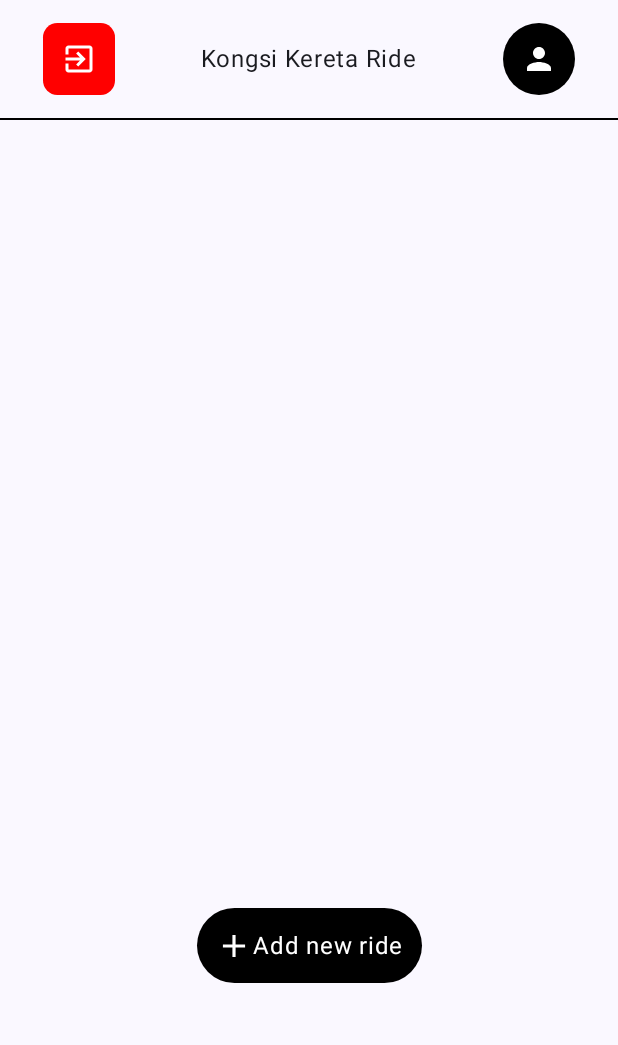
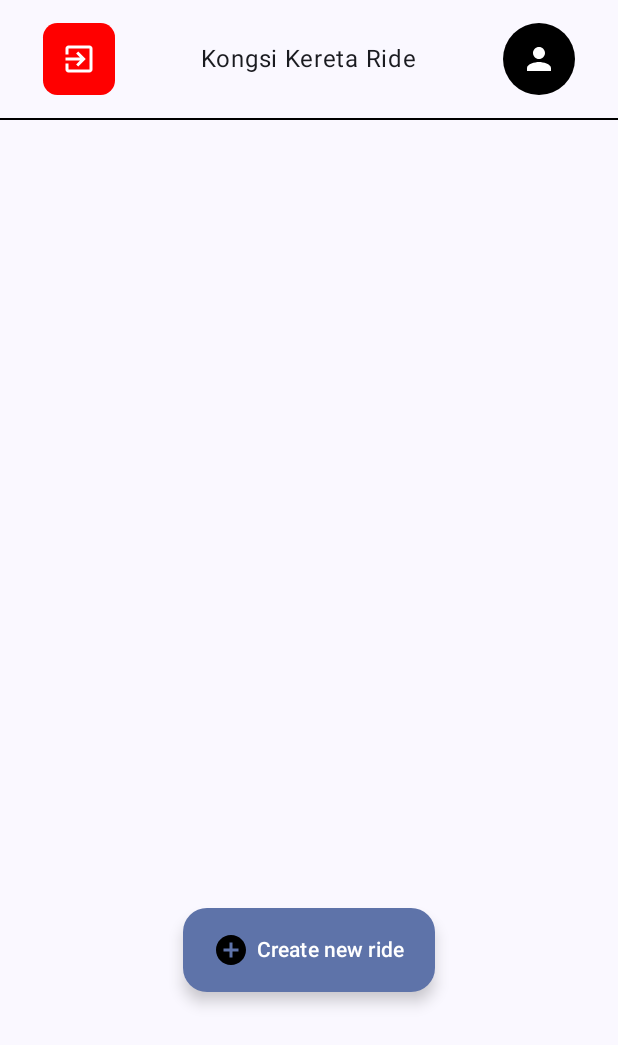
Before and after one commit to ExoticPengy/Kongsi-Kereta-Practice, an Android app built with Jetpack Compose: the Driver screen opened through its navigation route, on a phone screen of 412 x 824 dp. Shown: the top 1045 px of the screen. Run offline under Robolectric (Android 15) with nearby library versions, the phone set to English and light mode, and no system bars; our stand-ins replace Firebase (no records; nobody signed in at launch, a user with empty details on screens opened directly); pictures from the network do not load.

```diff
--- a/app/build.gradle.kts
+++ b/app/build.gradle.kts
@@ -2,6 +2,7 @@ plugins {
     alias(libs.plugins.androidApplication)
     alias(libs.plugins.jetbrainsKotlinAndroid)
     id("com.google.gms.google-services")
+    id("org.jetbrains.kotlin.plugin.serialization") version "1.8.10"
 }
 
 android {
@@ -74,4 +75,9 @@ dependencies {
     debugImplementation(libs.androidx.ui.test.manifest)
     implementation("io.coil-kt:coil-compose:2.7.0")
     implementation ("androidx.compose.material:material-icons-extended")
+    implementation("com.squareup.retrofit2:retrofit:2.9.0")
+    implementation("com.jakewharton.retrofit:retrofit2-kotlinx-serialization-converter:1.0.0")
+    implementation("com.squareup.okhttp3:okhttp:4.11.0")
+    implementation("org.jetbrains.kotlinx:kotlinx-serialization-json:1.5.1")
+
 }
--- a/app/src/main/java/com/example/kongsikeretapractice/AuthViewModel.kt
+++ b/app/src/main/java/com/example/kongsikeretapractice/AuthViewModel.kt
@@ -36,10 +36,10 @@ class AuthViewModel: ViewModel() {
     }
 
     private fun checkAuth() {
+        updateAuthState(authState = "Loading")
        if (auth.currentUser != null) {
            getUserIc(auth.currentUser!!.email ?: "")
            uid = getUserId()
-           updateAuthState(authState = "Authenticated")
        }
        else {
            updateAuthState(authState = "Unauthenticated")
@@ -118,12 +118,14 @@ class AuthViewModel: ViewModel() {
             for (doc in docs) {
                 userIc = doc.toObject<RegisterViewModel.DriverInfo>().ic
             }
+            updateAuthState(authState = "Authenticated")
         }
 
         ridersRef.whereEqualTo("email", email).get().addOnSuccessListener {  docs ->
             for (doc in docs) {
                 userIc = doc.toObject<RegisterViewModel.UserInfo>().ic
             }
+            updateAuthState(authState = "Authenticated")
         }
     }
 }
--- a/app/src/main/java/com/example/kongsikeretapractice/Driver.kt
+++ b/app/src/main/java/com/example/kongsikeretapractice/Driver.kt
@@ -16,6 +16,9 @@ import androidx.compose.foundation.lazy.items
 import androidx.compose.foundation.shape.RoundedCornerShape
 import androidx.compose.material.icons.Icons
 import androidx.compose.material.icons.filled.AccessTime
+import androidx.compose.material.icons.filled.Add
+import androidx.compose.material.icons.filled.AddCircle
+import androidx.compose.material.icons.filled.AddCircleOutline
 import androidx.compose.material.icons.filled.Check
 import androidx.compose.material.icons.filled.Create
 import androidx.compose.material.icons.filled.DateRange
@@ -27,10 +30,13 @@ import androidx.compose.material.icons.outlined.Add
 import androidx.compose.material.icons.twotone.DateRange
 import androidx.compose.material3.Card
 import androidx.compose.material3.Divider
+import androidx.compose.material3.ExtendedFloatingActionButton
+import androidx.compose.material3.FloatingActionButton
 import androidx.compose.material3.Icon
 import androidx.compose.material3.IconButton
 import androidx.compose.material3.IconButtonDefaults
 import androidx.compose.material3.OutlinedTextField
+import androidx.compose.material3.SmallFloatingActionButton
 import androidx.compose.material3.Surface
 import androidx.compose.material3.Text
 import androidx.compose.runtime.Composable
@@ -59,12 +65,17 @@ fun Driver(
     val rides: List<RideViewModel.RideDetails> = uiState.rides
 
     LaunchedEffect(authState) {
-        if (authState.authState == "Authenticated") {
-            rideViewModel.userIc = authViewModel.userIc
-            rideViewModel.getRides()
-        }
-        else if (authState.authState == "Unauthenticated") {
-            backLogin()
+        when (authState.authState) {
+            "Authenticated" -> {
+                rideViewModel.userIc = authViewModel.userIc
+                rideViewModel.getRides()
+            }
+            "Loading" -> {
+                rideViewModel.loading = true
+            }
+            "Unauthenticated" -> {
+                backLogin()
+            }
         }
     }
 
@@ -75,6 +86,10 @@ fun Driver(
             horizontalAlignment = Alignment.CenterHorizontally,
             modifier = Modifier.fillMaxSize()
         ) {
+            if (rideViewModel.loading) {
+                LoadingDialog()
+            }
+
             Column(
                 horizontalAlignment = Alignment.CenterHorizontally,
                 verticalArrangement = Arrangement.SpaceBetween,
@@ -306,34 +321,19 @@ fun Driver(
 
             Spacer(Modifier.height(25.dp))
 
-            Row(
-                horizontalArrangement = Arrangement.Center,
-                verticalAlignment = Alignment.CenterVertically,
-                modifier = Modifier
-                    .width(150.dp)
-                    .height(50.dp)
-                    .background(
-                        Color.Black,
-                        shape = RoundedCornerShape(50)
-                    )
-                    .clickable(enabled = (rideViewModel.currentEdit == -1)) {
+            ExtendedFloatingActionButton(
+                onClick = {
+                    if ((rideViewModel.currentEdit == -1)) {
                         if (rideViewModel.userIc == "") {
                             rideViewModel.userIc = authViewModel.userIc
                         }
                         rideViewModel.newRide()
                     }
+                }
             ) {
-                Icon(
-                    Icons.Outlined.Add,
-                    contentDescription = null,
-                    tint = Color.White,
-                    modifier = Modifier
-                        .size(25.dp)
-                )
-                Text(
-                    text = "Add new ride",
-                    color = Color.White
-                )
+                Icon(imageVector = Icons.Filled.AddCircle, contentDescription = null, tint = Color.Black)
+                Spacer(Modifier.size(5.dp))
+                Text("Create new ride")
             }
         }
     }
--- /dev/null
+++ b/app/src/main/java/com/example/kongsikeretapractice/Loading.kt
@@ -0,0 +1,15 @@
+package com.example.kongsikeretapractice
+
+import androidx.compose.material3.CircularProgressIndicator
+import androidx.compose.material3.Surface
+import androidx.compose.runtime.Composable
+import androidx.compose.ui.window.Dialog
+
+@Composable
+fun LoadingDialog() {
+    Surface() {
+        Dialog(onDismissRequest = {  }) {
+            CircularProgressIndicator()
+        }
+    }
+}
--- a/app/src/main/java/com/example/kongsikeretapractice/LoginViewModel.kt
+++ b/app/src/main/java/com/example/kongsikeretapractice/LoginViewModel.kt
@@ -25,8 +25,9 @@ class LoginViewModel: ViewModel() {
     var ic by mutableStateOf("")
     var email by mutableStateOf("")
     var password by mutableStateOf("")
-    var isDriver by mutableStateOf(false)
+    var isDriver by mutableStateOf(true)
     var showPassword by mutableStateOf(false)
+    var loading by mutableStateOf(false)
 
     init {
         driversRef.get().addOnSuccessListener { documents ->
--- a/app/src/main/java/com/example/kongsikeretapractice/RideViewModel.kt
+++ b/app/src/main/java/com/example/kongsikeretapractice/RideViewModel.kt
@@ -59,6 +59,7 @@ class RideViewModel: ViewModel() {
     var newRideDetails by mutableStateOf(RideDetails())
     var datePicker by mutableStateOf(false)
     var timePicker by mutableStateOf(false)
+    var loading by mutableStateOf(false)
 
     init {
         driversRef.get()
@@ -85,6 +86,7 @@ class RideViewModel: ViewModel() {
     }
 
     fun getRides() {
+        loading = true
         ridesRef
             .orderBy("rideId", Query.Direction.ASCENDING)
             .get()
@@ -99,6 +101,7 @@ class RideViewModel: ViewModel() {
                     }
                 }
                 updateUiState(rides = rideList)
+                loading = false
             }
     }
 
@@ -113,6 +116,7 @@ class RideViewModel: ViewModel() {
     }
 
     fun getAllRides() {
+        loading = true
         ridesRef
             .get()
             .addOnSuccessListener {  docs ->
@@ -121,6 +125,7 @@ class RideViewModel: ViewModel() {
                     rideList.add(doc.toObject())
                 }
                 updateUiState(rides = rideList)
+                loading = false
             }
     }
 
--- a/app/src/main/java/com/example/kongsikeretapractice/Rider.kt
+++ b/app/src/main/java/com/example/kongsikeretapractice/Rider.kt
@@ -73,6 +73,9 @@ fun Rider(
             horizontalAlignment = Alignment.CenterHorizontally,
             modifier = Modifier.fillMaxSize()
         ) {
+            if (rideViewModel.loading) {
+                LoadingDialog()
+            }
             Column(
                 horizontalAlignment = Alignment.CenterHorizontally,
                 verticalArrangement = Arrangement.SpaceBetween,
```
Also changed, not shown: app/src/main/java/com/example/kongsikeretapractice/LoginScreen.kt (+10 -0 lines), app/src/main/java/com/example/kongsikeretapractice/Register.kt (+17 -1 lines), app/src/main/java/com/example/kongsikeretapractice/RegisterViewModel.kt (+12 -0 lines), app/src/main/java/com/example/kongsikeretapractice/RetrofitApi.kt (added, +89 -0 lines).
